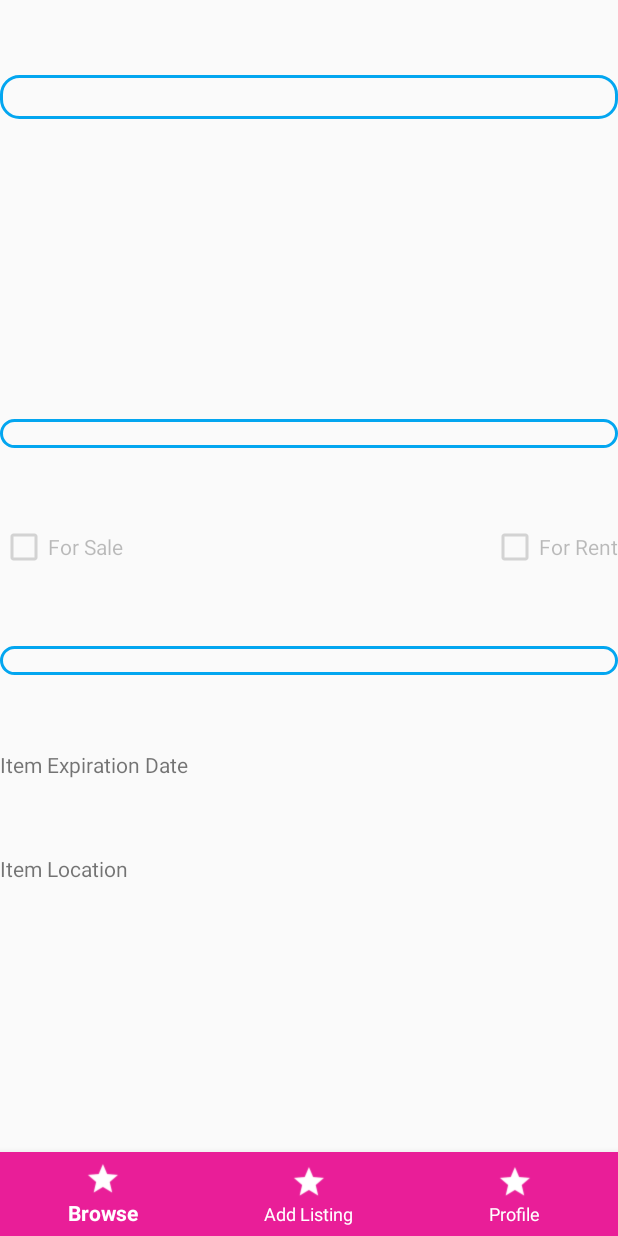
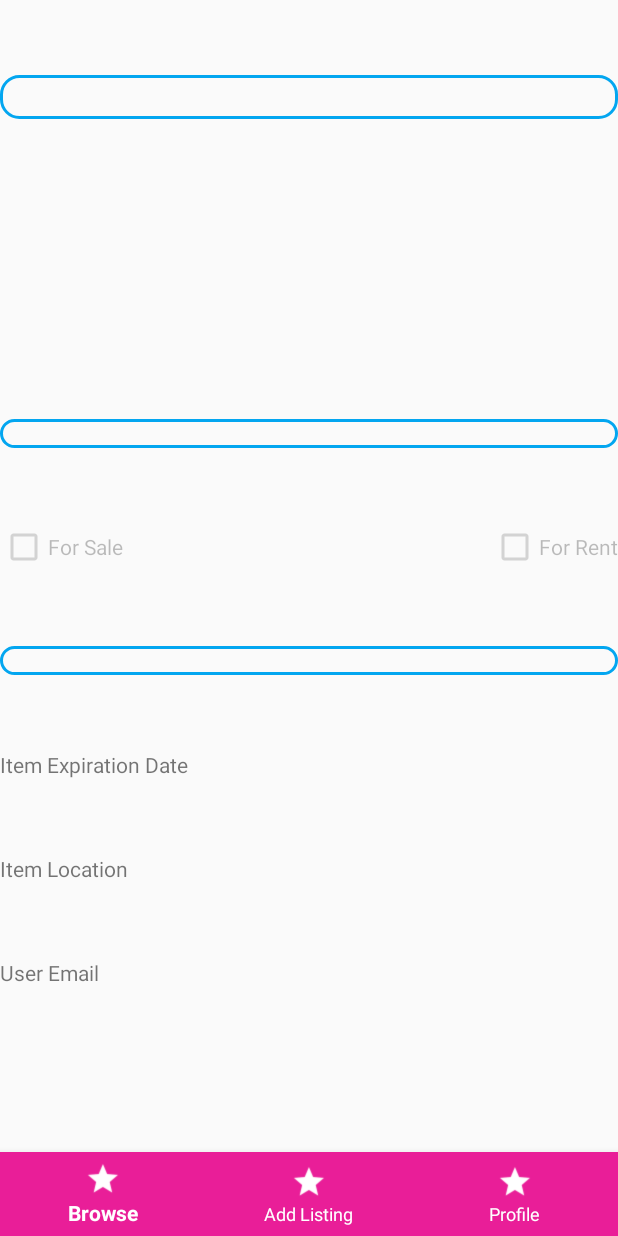
Before and after one commit to Ajnbro/LocalApparel, an Android app: the ItemDetailsActivity screen opened directly, with no data from a screen before it, on a phone screen of 412 x 824 dp. Run offline under Robolectric (Android 15) with nearby library versions, the phone set to English and light mode, and no system bars; our stand-ins replace Firebase (no records; nobody signed in at launch, a user with empty details on screens opened directly).

Commit message:
Item Photo and Location in Feed

```diff
--- a/Project/app/src/main/java/cmsc436/semesterproject/localapparel/ApparelItem.kt
+++ b/Project/app/src/main/java/cmsc436/semesterproject/localapparel/ApparelItem.kt
@@ -1,6 +1,4 @@
 package cmsc436.semesterproject.localapparel
-
-import android.location.Location
 
 data class ApparelItem(var isForSale: Boolean? = false,
                        var isForRent: Boolean? = false,
@@ -12,4 +10,5 @@ data class ApparelItem(var isForSale: Boolean? = false,
                        var listingPostDate: String? = "",
                        var listingExpirationDate: String? = "",
                        var userID: String? = "",
-                       var itemID: String? = "")
+                       var itemID: String? = "",
+                       var userEmail: String? = "")
--- a/Project/app/src/main/res/layout/apparel_item.xml
+++ b/Project/app/src/main/res/layout/apparel_item.xml
@@ -15,9 +15,8 @@
 
     <ImageView
         android:id="@+id/itemImage"
-        android:layout_width="match_parent"
-        android:layout_height="wrap_content"
-        android:src="@drawable/missing_image">
+        android:layout_width="350dp"
+        android:layout_height="350dp">
     </ImageView>
 
 </RelativeLayout>
--- a/Project/app/src/main/res/layout/item_details.xml
+++ b/Project/app/src/main/res/layout/item_details.xml
@@ -82,6 +82,15 @@
         android:layout_below="@id/itemExpirationDate">
     </TextView>
 
+    <TextView
+        android:id="@+id/userEmail"
+        android:layout_width="match_parent"
+        android:layout_height="wrap_content"
+        android:layout_marginTop="50dp"
+        android:text="User Email"
+        android:layout_below="@id/itemLocation">
+    </TextView>
+
     <com.google.android.material.bottomnavigation.BottomNavigationView
         android:id="@+id/bottom_navigation"
         android:layout_width="match_parent"
```
Also changed, not shown: Project/app/src/main/java/cmsc436/semesterproject/localapparel/AddItemActivity.kt (+7 -2 lines), Project/app/src/main/java/cmsc436/semesterproject/localapparel/ItemDetailsActivity.kt (+30 -25 lines), Project/app/src/main/java/cmsc436/semesterproject/localapparel/ItemList.kt (+17 -2 lines), Project/app/src/main/res/drawable/stub.jpg (added).
